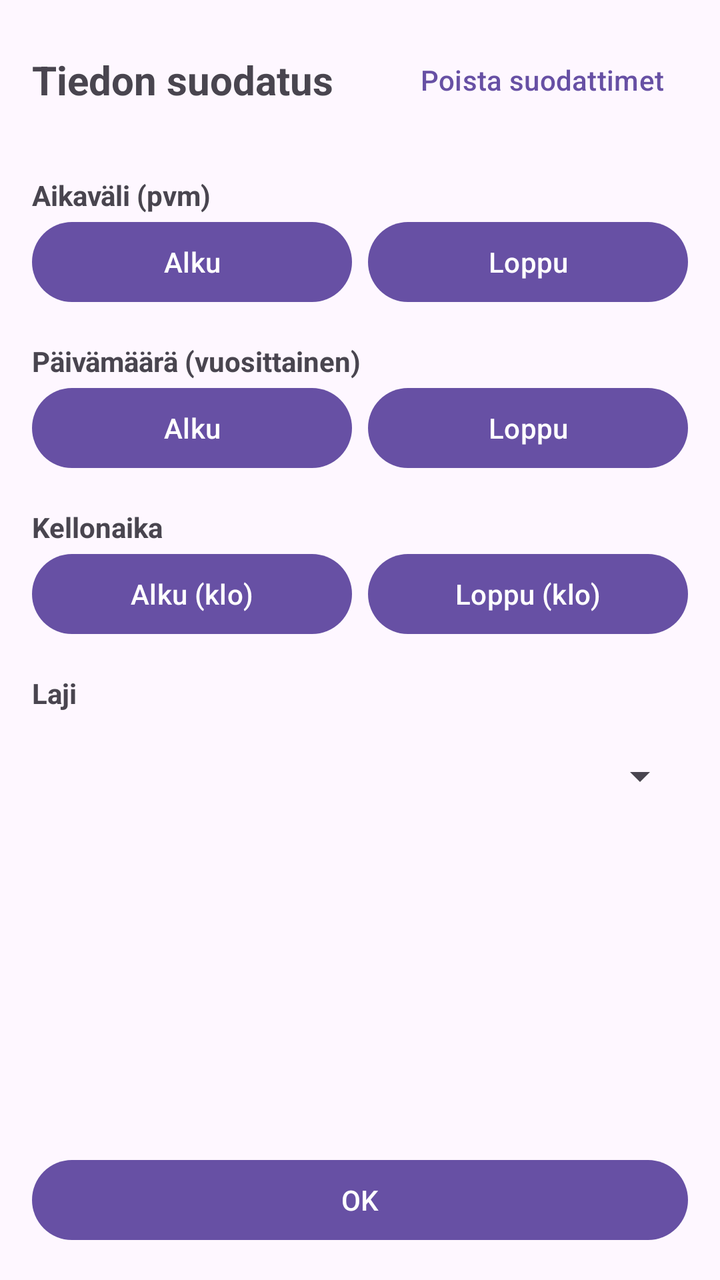
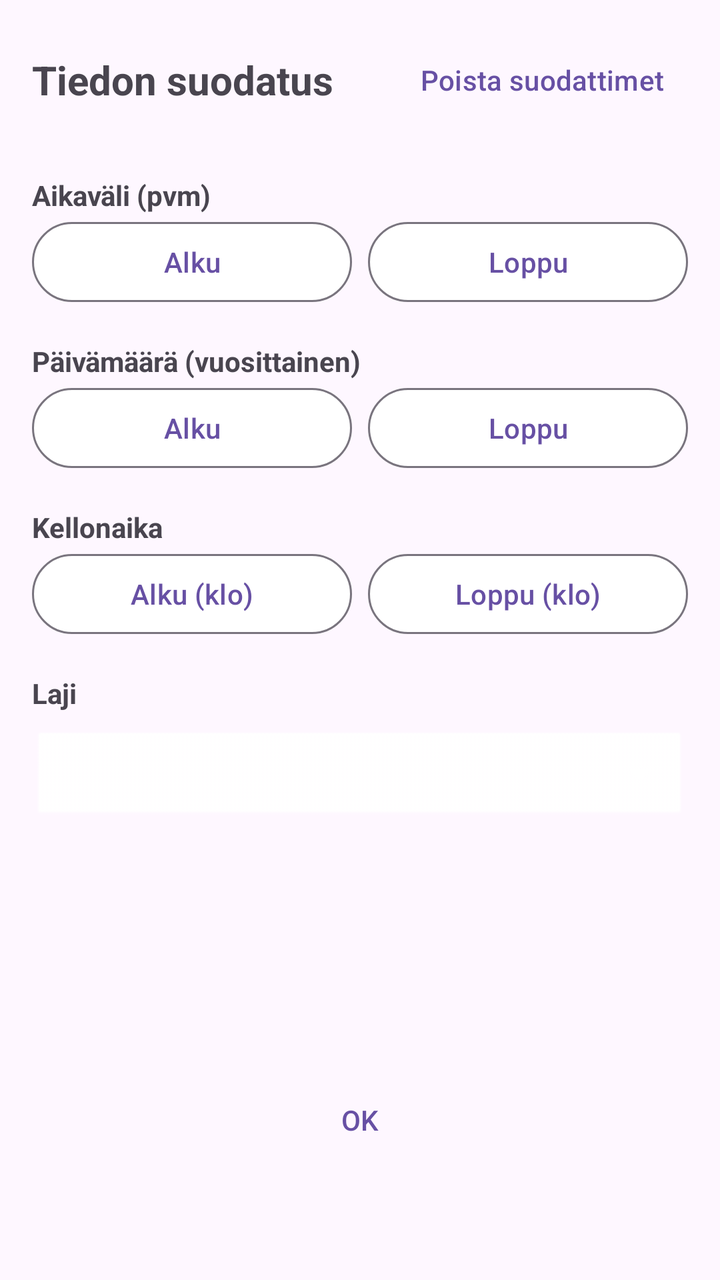

Screens rendered from an Android XML layout before and after an edit, with the pre-edit source and the edit as a unified diff.
<!-- AndroidManifest.xml: application theme Theme.KalaKartta -->
<!-- res/layout/activity_filter.xml -->
<?xml version="1.0" encoding="utf-8"?>
<LinearLayout xmlns:android="http://schemas.android.com/apk/res/android"
    xmlns:app="http://schemas.android.com/apk/res-auto"
    android:layout_width="match_parent"
    android:layout_height="match_parent"
    android:orientation="vertical"
    android:padding="16dp">

    <RelativeLayout
        android:layout_width="match_parent"
        android:layout_height="wrap_content"
        android:layout_marginBottom="16dp">

        <TextView
            android:layout_width="wrap_content"
            android:layout_height="wrap_content"
            android:layout_centerVertical="true"
            android:text="@string/data_filtering"
            android:textSize="20sp"
            android:textStyle="bold" />

        <Button
            android:id="@+id/clearFiltersButton"
            style="@style/Widget.Material3.Button.TextButton"
            android:layout_width="wrap_content"
            android:layout_height="wrap_content"
            android:layout_alignParentEnd="true"
            android:text="@string/clear_filters" />
    </RelativeLayout>

    <ScrollView
        android:layout_width="match_parent"
        android:layout_height="0dp"
        android:layout_weight="1">

        <LinearLayout
            android:layout_width="match_parent"
            android:layout_height="wrap_content"
            android:orientation="vertical">

            
            <TextView
                android:layout_width="match_parent"
                android:layout_height="wrap_content"
                android:text="@string/date_range"
                android:textStyle="bold"
                android:layout_marginTop="8dp"/>

            <LinearLayout
                android:layout_width="match_parent"
                android:layout_height="wrap_content"
                android:orientation="horizontal">
                <Button
                    android:id="@+id/startDateButton"
                    android:layout_width="0dp"
                    android:layout_weight="1"
                    android:layout_height="wrap_content"
                    android:text="@string/start_date" />
                <Button
                    android:id="@+id/endDateButton"
                    android:layout_width="0dp"
                    android:layout_weight="1"
                    android:layout_height="wrap_content"
                    android:layout_marginStart="8dp"
                    android:text="@string/end_date" />
            </LinearLayout>

            
            <TextView
                android:layout_width="match_parent"
                android:layout_height="wrap_content"
                android:text="@string/annual_date_range"
                android:textStyle="bold"
                android:layout_marginTop="16dp"/>

            <LinearLayout
                android:layout_width="match_parent"
                android:layout_height="wrap_content"
                android:orientation="horizontal">
                <Button
                    android:id="@+id/annualStartButton"
                    android:layout_width="0dp"
                    android:layout_weight="1"
                    android:layout_height="wrap_content"
                    android:text="@string/start_date" />
                <Button
                    android:id="@+id/annualEndButton"
                    android:layout_width="0dp"
                    android:layout_weight="1"
                    android:layout_height="wrap_content"
                    android:layout_marginStart="8dp"
                    android:text="@string/end_date" />
            </LinearLayout>

            
            <TextView
                android:layout_width="match_parent"
                android:layout_height="wrap_content"
                android:text="@string/time_range"
                android:textStyle="bold"
                android:layout_marginTop="16dp"/>

            <LinearLayout
                android:layout_width="match_parent"
                android:layout_height="wrap_content"
                android:orientation="horizontal">
                <Button
                    android:id="@+id/startTimeButton"
                    android:layout_width="0dp"
                    android:layout_weight="1"
                    android:layout_height="wrap_content"
                    android:text="@string/start_time" />
                <Button
                    android:id="@+id/endTimeButton"
                    android:layout_width="0dp"
                    android:layout_weight="1"
                    android:layout_height="wrap_content"
                    android:layout_marginStart="8dp"
                    android:text="@string/end_time" />
            </LinearLayout>

            
            <TextView
                android:layout_width="match_parent"
                android:layout_height="wrap_content"
                android:text="@string/species"
                android:textStyle="bold"
                android:layout_marginTop="16dp"/>

            <Spinner
                android:id="@+id/speciesSpinner"
                android:layout_width="match_parent"
                android:layout_height="wrap_content"
                android:layout_marginTop="8dp"
                android:minHeight="48dp" />

        </LinearLayout>
    </ScrollView>

    <Button
        android:id="@+id/okButton"
        android:layout_width="match_parent"
        android:layout_height="wrap_content"
        android:layout_marginTop="16dp"
        android:text="@string/ok" />

</LinearLayout>
<!-- resources referenced by this layout -->
<resources>
  <string name="annual_date_range">Päivämäärä (vuosittainen)</string>
  <string name="clear_filters">Poista suodattimet</string>
  <string name="data_filtering">Tiedon suodatus</string>
  <string name="date_range">Aikaväli (pvm)</string>
  <string name="end_date">Loppu</string>
  <string name="end_time">Loppu (klo)</string>
  <string name="ok">OK</string>
  <string name="species">Laji</string>
  <string name="start_date">Alku</string>
  <string name="start_time">Alku (klo)</string>
  <string name="time_range">Kellonaika</string>
  <style name="Theme.KalaKartta" parent="Base.Theme.KalaKartta" />
  <style name="Base.Theme.KalaKartta" parent="Theme.Material3.DayNight.NoActionBar">
          
          
      </style>
</resources>

<!-- the commit's change to res/layout/activity_filter.xml (unified diff, before → after) -->
@@ -52,16 +52,20 @@
                 android:orientation="horizontal">
                 <Button
                     android:id="@+id/startDateButton"
+                    style="@style/Widget.Material3.Button.OutlinedButton"
                     android:layout_width="0dp"
                     android:layout_weight="1"
                     android:layout_height="wrap_content"
+                    app:backgroundTint="@color/white"
                     android:text="@string/start_date" />
                 <Button
                     android:id="@+id/endDateButton"
+                    style="@style/Widget.Material3.Button.OutlinedButton"
                     android:layout_width="0dp"
                     android:layout_weight="1"
                     android:layout_height="wrap_content"
                     android:layout_marginStart="8dp"
+                    app:backgroundTint="@color/white"
                     android:text="@string/end_date" />
             </LinearLayout>
 
@@ -79,16 +83,20 @@
                 android:orientation="horizontal">
                 <Button
                     android:id="@+id/annualStartButton"
+                    style="@style/Widget.Material3.Button.OutlinedButton"
                     android:layout_width="0dp"
                     android:layout_weight="1"
                     android:layout_height="wrap_content"
+                    app:backgroundTint="@color/white"
                     android:text="@string/start_date" />
                 <Button
                     android:id="@+id/annualEndButton"
+                    style="@style/Widget.Material3.Button.OutlinedButton"
                     android:layout_width="0dp"
                     android:layout_weight="1"
                     android:layout_height="wrap_content"
                     android:layout_marginStart="8dp"
+                    app:backgroundTint="@color/white"
                     android:text="@string/end_date" />
             </LinearLayout>
 
@@ -106,16 +114,20 @@
                 android:orientation="horizontal">
                 <Button
                     android:id="@+id/startTimeButton"
+                    style="@style/Widget.Material3.Button.OutlinedButton"
                     android:layout_width="0dp"
                     android:layout_weight="1"
                     android:layout_height="wrap_content"
+                    app:backgroundTint="@color/white"
                     android:text="@string/start_time" />
                 <Button
                     android:id="@+id/endTimeButton"
+                    style="@style/Widget.Material3.Button.OutlinedButton"
                     android:layout_width="0dp"
                     android:layout_weight="1"
                     android:layout_height="wrap_content"
                     android:layout_marginStart="8dp"
+                    app:backgroundTint="@color/white"
                     android:text="@string/end_time" />
             </LinearLayout>
 
@@ -132,16 +144,20 @@
                 android:layout_width="match_parent"
                 android:layout_height="wrap_content"
                 android:layout_marginTop="8dp"
-                android:minHeight="48dp" />
+                android:minHeight="48dp"
+                android:background="@android:drawable/btn_dropdown"
+                android:backgroundTint="@color/white" />
 
         </LinearLayout>
     </ScrollView>
 
     <Button
         android:id="@+id/okButton"
+        style="@style/Widget.Material3.Button.TextButton"
         android:layout_width="match_parent"
         android:layout_height="wrap_content"
         android:layout_marginTop="16dp"
+        android:layout_marginBottom="40dp"
         android:text="@string/ok" />
 
 </LinearLayout>
<!-- resource entries referenced after the edit -->
@@ -1,5 +1,6 @@
 <!-- resources referenced by this layout -->
 <resources>
+  <color name="white">#FFFFFFFF</color>
   <string name="annual_date_range">Päivämäärä (vuosittainen)</string>
   <string name="clear_filters">Poista suodattimet</string>
   <string name="data_filtering">Tiedon suodatus</string>
